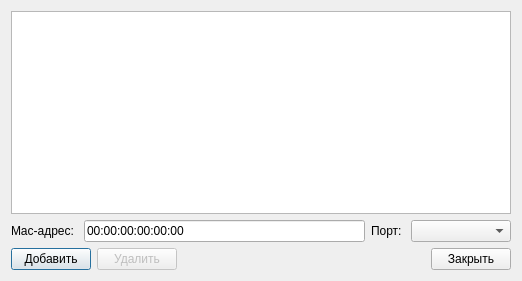
Before: the Qt Designer form src/forms/tableswitch.ui in Vortm4x/netemul, drawn with Qt 5.
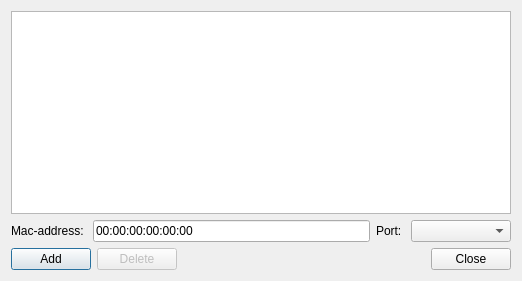
After: the same form once the commit is applied. Icons and pictures are not drawn.

The edit to the form file:
```diff
--- a/src/forms/tableswitch.ui
+++ b/src/forms/tableswitch.ui
@@ -41,7 +41,7 @@
      <item>
       <widget class="QLabel" name="label">
        <property name="text">
-        <string>Mac-адрес: </string>
+        <string>Mac-address: </string>
        </property>
       </widget>
      </item>
@@ -70,7 +70,7 @@
      <item>
       <widget class="QLabel" name="label_2">
        <property name="text">
-        <string>Порт: </string>
+        <string>Port: </string>
        </property>
       </widget>
      </item>
@@ -91,7 +91,7 @@
      <item>
       <widget class="QPushButton" name="btn_add">
        <property name="text">
-        <string>Добавить</string>
+        <string>Add</string>
        </property>
        <property name="icon">
         <iconset resource="../../netemul.qrc">
@@ -105,7 +105,7 @@
         <bool>false</bool>
        </property>
        <property name="text">
-        <string>Удалить</string>
+        <string>Delete</string>
        </property>
        <property name="icon">
         <iconset resource="../../netemul.qrc">
@@ -129,7 +129,7 @@
      <item>
       <widget class="QPushButton" name="btn_cancel">
        <property name="text">
-        <string>Закрыть</string>
+        <string>Close</string>
        </property>
        <property name="icon">
         <iconset resource="../../netemul.qrc">
```
Left out of the diff: 2 changed lines with no effect on the pictures.
